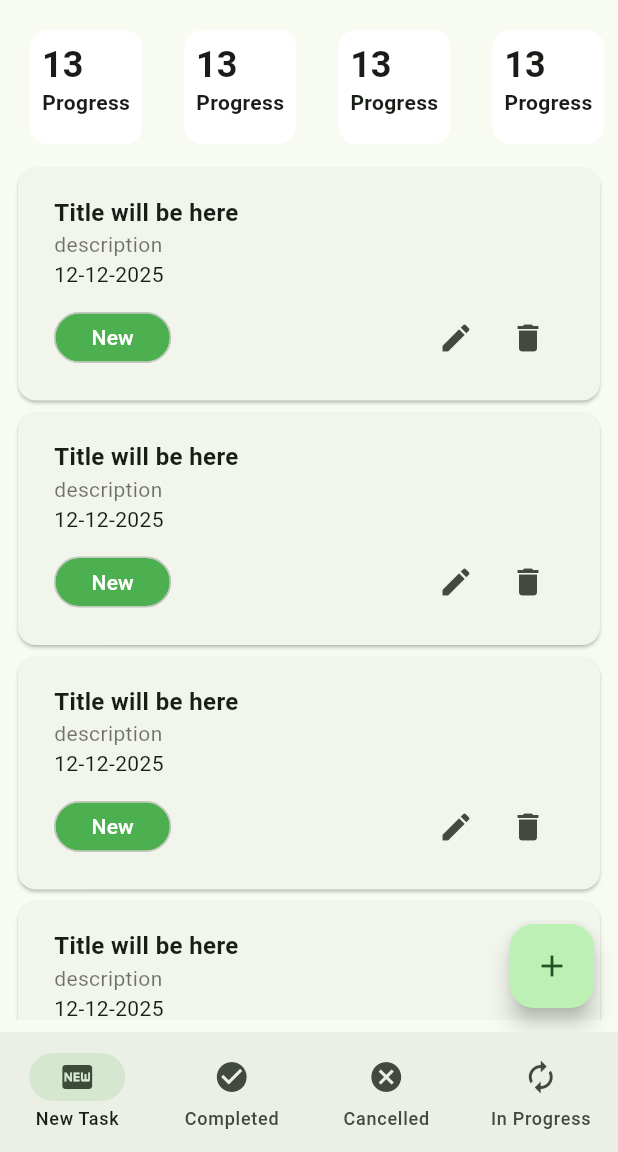
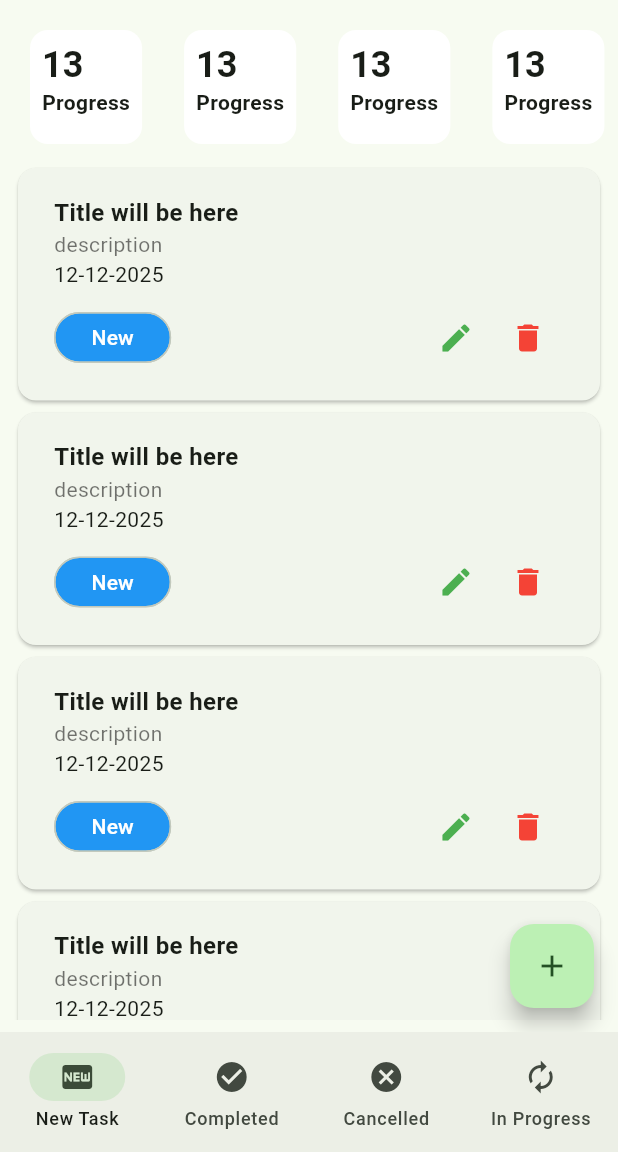
Before and after one commit to prottoykundu38/Task_Manager, a Flutter app: the MainNavHolderScreen screen opened by its route, on a phone screen of 412 x 824 dp, the part 84-1236 px from its top. Run offline on Flutter 3.47's test engine with Material 3 defaults, Android fonts, the phone set to English and light mode, and no system bars; our stand-ins replace flutter_svg, pin_code_fields.

```diff
--- a/lib/ui/screens/cancelled_task_list_screen.dart
+++ b/lib/ui/screens/cancelled_task_list_screen.dart
@@ -16,7 +16,7 @@ class _CancelledTaskListScreenState extends State<CancelledTaskListScreen> {
         itemCount: 10,
         itemBuilder: (context, index) {
           return TaskCard(
-            Button: 'Cancelled',
+            Button: 'Cancelled', color: Colors.red,
           );
         },
       ),
--- a/lib/ui/screens/completed_task_list_screen.dart
+++ b/lib/ui/screens/completed_task_list_screen.dart
@@ -19,7 +19,7 @@ class _CompletedTaskListScreenState extends State<CompletedTaskListScreen> {
         itemCount: 10,
         itemBuilder: (context, index) {
           return TaskCard(
-            Button: 'Completed',
+            Button: 'Completed', color: Colors.green,
           );
         },
       ),
--- a/lib/ui/screens/in_Progress_tast_list_screen.dart
+++ b/lib/ui/screens/in_Progress_tast_list_screen.dart
@@ -16,10 +16,10 @@ class _InProgressTastListScreenState extends State<InProgressTastListScreen> {
         itemCount: 10,
         itemBuilder: (context, index) {
           return TaskCard(
-            Button: 'In Progress',
+            Button: 'In Progress', color: Colors.pink,
           );
         },
       ),
-    );;
+    );
   }
 }
--- a/lib/ui/screens/main_nav_holder_screen.dart
+++ b/lib/ui/screens/main_nav_holder_screen.dart
@@ -1,7 +1,7 @@
 import 'package:flutter/material.dart';
 import 'package:task_manager/ui/screens/cancelled_task_list_screen.dart';
 import 'package:task_manager/ui/screens/completed_task_list_screen.dart';
-import 'package:task_manager/ui/screens/in_Progress_tast_list_screen.dart';
+import 'package:task_manager/ui/screens/in_progress_tast_list_screen.dart';
 import 'package:task_manager/ui/screens/new_task_list_screen.dart';
 import 'package:task_manager/ui/widgets/tm_app_bar.dart';
 
--- a/lib/ui/screens/new_task_list_screen.dart
+++ b/lib/ui/screens/new_task_list_screen.dart
@@ -39,7 +39,7 @@ class _NewTaskListScreenState extends State<NewTaskListScreen> {
               child: ListView.builder(
                 itemCount: 10,
                 itemBuilder: (context, index) {
-                  return TaskCard(Button: 'New',);
+                  return TaskCard(Button: 'New', color: Colors.blue,);
                 },
               ),
             ),
--- a/lib/ui/widgets/screen_background.dart
+++ b/lib/ui/widgets/screen_background.dart
@@ -3,7 +3,7 @@ import 'package:flutter_svg/flutter_svg.dart';
 import 'package:task_manager/ui/utils/assets_path.dart';
 
 class ScreenBackground extends StatelessWidget {
-  const ScreenBackground({
+  const ScreenBackground( {
     super.key,
     required this.child,
   });
@@ -23,6 +23,7 @@ class ScreenBackground extends StatelessWidget {
           SafeArea(child: child),
         ],
       ),
+
     );
   }
 }
--- a/lib/ui/widgets/task_card.dart
+++ b/lib/ui/widgets/task_card.dart
@@ -2,11 +2,13 @@ import 'package:flutter/material.dart';
 
 class TaskCard extends StatelessWidget {
   const TaskCard({
-    super.key, required this.Button,
+    super.key,
+    required this.Button,
+    required this.color,
   });
 
   final String Button;
-  // final String color;
+  final Color color;
 
   @override
   Widget build(BuildContext context) {
@@ -33,7 +35,7 @@ class TaskCard extends StatelessWidget {
               Row(
                 children: [
                   Chip(
-                    backgroundColor: Colors.green,
+                    backgroundColor: color,
                     label: Text(
                       '$Button',
                       style: TextStyle(color: Colors.white),
@@ -41,16 +43,23 @@ class TaskCard extends StatelessWidget {
                     padding: EdgeInsets.symmetric(horizontal: 16),
                     shape: RoundedRectangleBorder(
                       borderRadius: BorderRadius.circular(20),
+                      side: BorderSide.none,
                     ),
                   ),
                   Spacer(),
                   IconButton(
-                    onPressed: () {},
-                    icon: Icon(Icons.edit),
+                    onPressed: _onTapEditButton,
+                    icon: Icon(
+                      Icons.edit,
+                      color: Colors.green,
+                    ),
                   ),
                   IconButton(
-                    onPressed: () {},
-                    icon: Icon(Icons.delete),
+                    onPressed: _onTapDeleteButton,
+                    icon: Icon(
+                      Icons.delete,
+                      color: Colors.red,
+                    ),
                   ),
                 ],
               )
@@ -60,4 +69,8 @@ class TaskCard extends StatelessWidget {
       ),
     );
   }
+
+  void _onTapEditButton() {}
+
+  void _onTapDeleteButton() {}
 }
```
Also changed, not shown: lib/ui/screens/add_new_task_screen.dart (+26 -25 lines).
